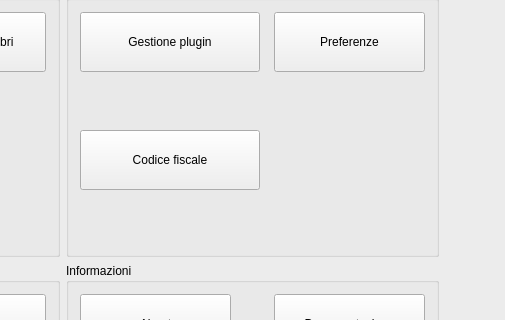
This is lylibrary/ui/mainwindow.ui in kratos83/LyLibrary as Qt 5 draws it before an edit; both pictures show x 338 to 843 and y 83 to 403 of the 1068 by 768 pixel window. The edited form follows.
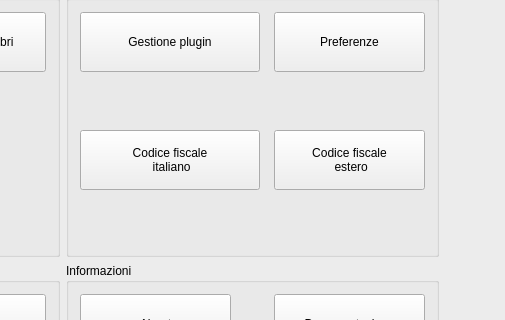
This is the edited form. Icons and pictures are not drawn.

Commit message: Add interface codice fiscale estero, set tab codice fiscale estero

Diff of the .ui file:
```diff
--- a/lylibrary/ui/mainwindow.ui
+++ b/lylibrary/ui/mainwindow.ui
@@ -95,7 +95,8 @@
              </size>
             </property>
             <property name="text">
-             <string>Codice fiscale</string>
+             <string>Codice fiscale
+ italiano</string>
             </property>
             <property name="icon">
              <iconset resource="../biblio.qrc">
@@ -223,6 +224,48 @@
             </property>
            </widget>
           </item>
+          <item row="1" column="3">
+           <widget class="QPushButton" name="cod_fiscale_estero">
+            <property name="minimumSize">
+             <size>
+              <width>151</width>
+              <height>60</height>
+             </size>
+            </property>
+            <property name="maximumSize">
+             <size>
+              <width>151</width>
+              <height>60</height>
+             </size>
+            </property>
+            <property name="sizeIncrement">
+             <size>
+              <width>151</width>
+              <height>60</height>
+             </size>
+            </property>
+            <property name="baseSize">
+             <size>
+              <width>151</width>
+              <height>60</height>
+             </size>
+            </property>
+            <property name="text">
+             <string>Codice fiscale
+ estero</string>
+            </property>
+            <property name="icon">
+             <iconset resource="../biblio.qrc">
+              <normaloff>:/images/codicefisc.png</normaloff>:/images/codicefisc.png</iconset>
+            </property>
+            <property name="iconSize">
+             <size>
+              <width>32</width>
+              <height>32</height>
+             </size>
+            </property>
+           </widget>
+          </item>
          </layout>
         </widget>
        </item>
```
The commit also changes 2 other files.
